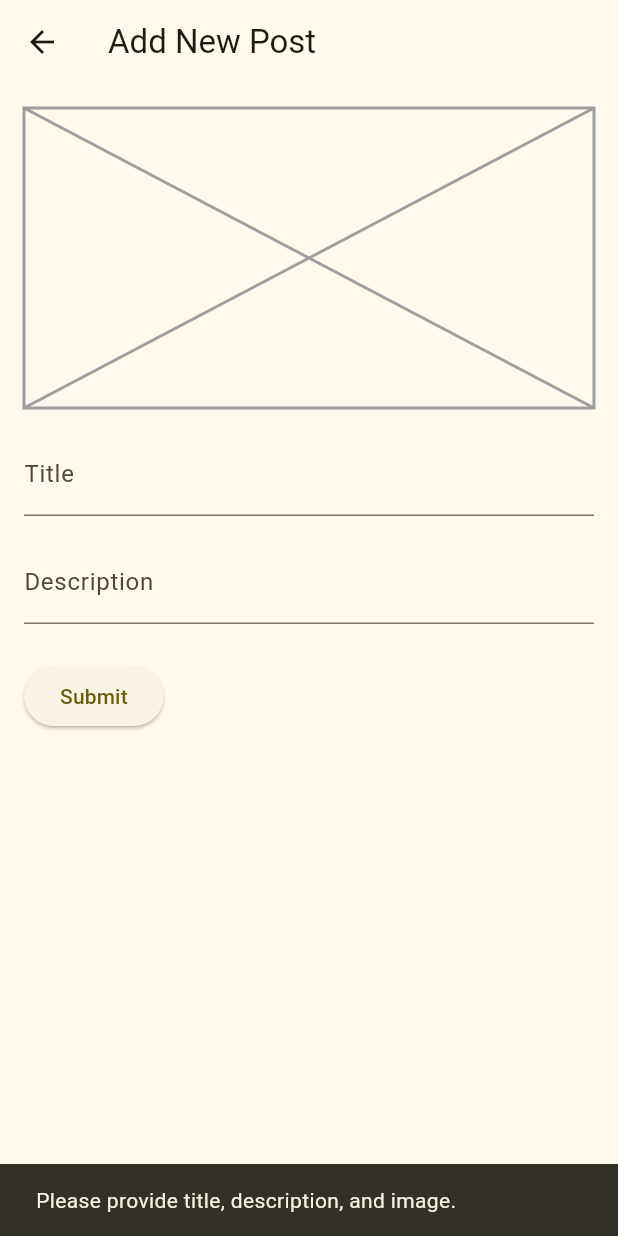
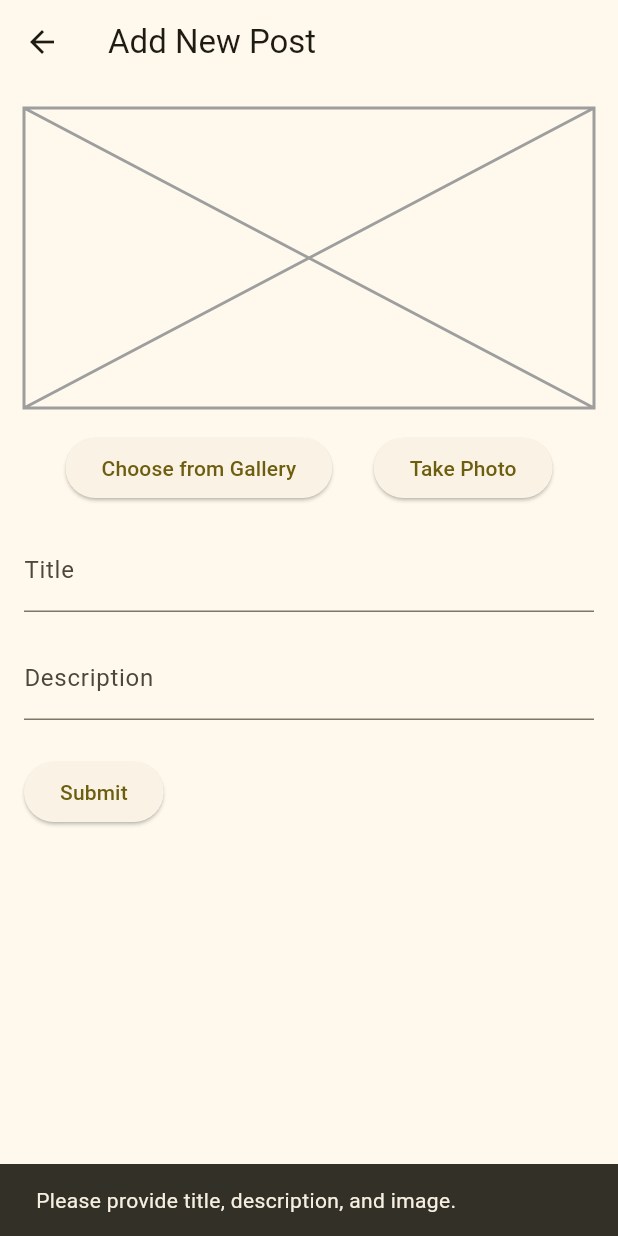
Before and after one commit to sahanyugantha/7cc012-Blogger-App, a Flutter app: the AddPostPage screen opened directly, after a tap on "Submit", on a phone screen of 412 x 824 dp. Run offline on Flutter 3.47's test engine with Material 3 defaults, Android fonts, the phone set to English and light mode, and no system bars; our stand-ins replace image_picker, permission_handler, shared_preferences; accounts and stored records are empty; network calls fail.

Commit message:
post insert with image done

```diff
--- a/lib/ApiService.dart
+++ b/lib/ApiService.dart
@@ -8,7 +8,8 @@ import 'dart:io';
 
 class ApiService {
   // static const String baseUrl = 'http://localhost:3000'; //  API base URL
-  static const String baseUrl = 'http://10.0.2.2:3000'; // localhost API base URL for Android
+  //static const String baseUrl = 'http://10.0.2.2:3000'; // localhost API base URL for Android
+  static const String baseUrl = 'http://192.168.0.188:3000'; // localhost API base URL of my network
 
   // Fetch all blog posts from the API
   static Future<List<BlogPost>> fetchBlogPosts() async {
@@ -92,7 +93,7 @@ class ApiService {
  */
   static Future<void> addPost(String title, String description, File? imageFile, int id) async {
     try {
-      var uri = Uri.parse('http://10.0.2.2:3000/posts');
+      var uri = Uri.parse('$baseUrl/posts');
       var request = http.MultipartRequest('POST', uri);
       request.fields['title'] = title;
       request.fields['description'] = description;
--- a/lib/add_post_screen.dart
+++ b/lib/add_post_screen.dart
@@ -1,10 +1,8 @@
 import 'dart:io';
 
-import 'package:blogger/userdata.dart';
 import 'package:flutter/material.dart';
 import 'package:image_picker/image_picker.dart';
 import 'package:permission_handler/permission_handler.dart';
-import 'package:shared_preferences/shared_preferences.dart';
 
 import 'ApiService.dart';
 import 'blog_post.dart';
@@ -16,26 +14,24 @@ class AddPostPage extends StatefulWidget {
 }
 
 class _AddPostPageState extends State<AddPostPage> {
-
   final TextEditingController _titleController = TextEditingController();
   final TextEditingController _descriptionController = TextEditingController();
-  File? _imageFile; // Holds the selected image file
-  int? _userId; // Holds the logged-in user's ID
-  bool _hasPermission = false;
+  File? _imageFile;
+  int? _userId;
+  bool _hasStoragePermission = false;
+  bool _hasCameraPermission = false;
+  bool _hasPhotosPermission = false;
 
   @override
   void initState() {
     super.initState();
     _loadUserId();
-    _checkPermission();
+    _checkPermissions();
   }
 
   Future<void> _loadUserId() async {
-    dynamic userDataString = await ApiService.getUserData();
-    UserData userData = UserData.fromJson(userDataString);
-    setState(() {
-      _userId = userData.id;
-    });
+    // Simulate fetching user ID from an API or local storage
+    _userId = 1; // Replace with your actual logic
   }
 
   @override
@@ -45,14 +41,13 @@ class _AddPostPageState extends State<AddPostPage> {
         title: Text('Add New Post'),
       ),
       body: SingleChildScrollView(
-        child: Padding(
-          padding: EdgeInsets.all(16.0),
+        padding: const EdgeInsets.all(16.0),
         child: Column(
           crossAxisAlignment: CrossAxisAlignment.start,
           children: [
             GestureDetector(
               onTap: () {
-                  _pickImage(); // Open image picker on tap
+                _pickImage(ImageSource.gallery);
               },
               child: _imageFile != null
                   ? Image.file(_imageFile!)
@@ -61,39 +56,65 @@ class _AddPostPageState extends State<AddPostPage> {
                 color: Colors.grey,
               ),
             ),
-              SizedBox(height: 16.0),
+            const SizedBox(height: 16.0),
+            Row(
+              mainAxisAlignment: MainAxisAlignment.spaceEvenly,
+              children: [
+                ElevatedButton(
+                  onPressed: () {
+                    _pickImage(ImageSource.gallery);
+                  },
+                  child: const Text('Choose from Gallery'),
+                ),
+                ElevatedButton(
+                  onPressed: () {
+                    _pickImage(ImageSource.camera);
+                  },
+                  child: const Text('Take Photo'),
+                ),
+              ],
+            ),
+            const SizedBox(height: 16.0),
             TextField(
               controller: _titleController,
-                decoration: InputDecoration(labelText: 'Title'),
+              decoration: const InputDecoration(labelText: 'Title'),
             ),
-              SizedBox(height: 16.0),
+            const SizedBox(height: 16.0),
             TextField(
               controller: _descriptionController,
-                decoration: InputDecoration(labelText: 'Description'),
+              decoration: const InputDecoration(labelText: 'Description'),
             ),
-              SizedBox(height: 24.0),
+            const SizedBox(height: 24.0),
             ElevatedButton(
               onPressed: () {
                 _submitPost();
               },
-                child: Text('Submit'),
+              child: const Text('Submit'),
             ),
           ],
-          ),
         ),
       ),
     );
   }
 
-  Future<void> _pickImage() async {
-    if (!_hasPermission) {
-      // Handle permission denied
-      print("NO PERMISSION *****************************");
+  Future<void> _pickImage(ImageSource source) async {
+    bool hasPermission = false;
+
+    if (source == ImageSource.gallery) {
+      hasPermission = _hasStoragePermission || _hasPhotosPermission;
+    } else if (source == ImageSource.camera) {
+      hasPermission = _hasCameraPermission;
+    }
+
+    if (!hasPermission) {
+      _showSnackBar(
+        source == ImageSource.camera ? 'Camera permission required.' : 'Storage permission required.',
+      );
       return;
     }
 
     final picker = ImagePicker();
-    final pickedImage = await picker.pickImage(source: ImageSource.gallery);
+    final pickedImage = await picker.pickImage(source: source);
 
     if (pickedImage != null) {
       setState(() {
@@ -102,58 +123,48 @@ class _AddPostPageState extends State<AddPostPage> {
     }
   }
 
-  Future<void> _checkPermission() async {
-    var status = await Permission.storage.status;
-    if (!status.isGranted) {
-      status = await Permission.storage.request();
-    }
+  Future<void> _checkPermissions() async {
+    final storageStatus = await Permission.storage.request();
+    final hasStoragePermission = storageStatus.isGranted;
+
+    final cameraStatus = await Permission.camera.request();
+    final hasCameraPermission = cameraStatus.isGranted;
+
+    final photosStatus = await Permission.photos.request();
+    final hasPhotosPermission = photosStatus.isGranted;
+
     setState(() {
-      _hasPermission = status.isGranted;
+      _hasStoragePermission = hasStoragePermission;
+      _hasCameraPermission = hasCameraPermission;
+      _hasPhotosPermission = hasPhotosPermission;
     });
   }
 
   void _submitPost() {
-    // Get values from text controllers
-    String title = _titleController.text.trim();
-    String description = _descriptionController.text.trim();
+    final title = _titleController.text.trim();
+    final description = _descriptionController.text.trim();
 
-    print("DATA ************---> title $title description $description userID $_userId");
-
-    // Validate input (add more validation as needed)
-   // if (title.isEmpty || description.isEmpty || _imageFile == null || _userId == null) {
-    if (title.isEmpty || description.isEmpty || _userId == null) {
-      // Handle validation error (show error message)
-      _showSnackBar("Please provide title, description, and image.");
+    if (title.isEmpty || description.isEmpty || _imageFile == null || _userId == null) {
+      _showSnackBar('Please provide title, description, and image.');
       return;
     }
 
-    // Send data to API
-    _sendPostToApi(title, description, _imageFile, _userId!);
+    _sendPostToApi(title, description, _imageFile!, _userId!);
   }
 
-  void _sendPostToApi(String title, String description, File? imageFile, int userId) {
-    ApiService.addPost(title, description, imageFile, userId)
-        .then((_) async {
-      _showSnackBar("Blog post created!");
-      // Clear input fields and image after successful submission
-      _titleController.clear();
-      _descriptionController.clear();
-      setState(() {
-        _imageFile = null;
-      });
-
+  void _sendPostToApi(String title, String description, File imageFile, int userId) {
+    ApiService.addPost(title, description, imageFile, userId).then((_) async {
+      _showSnackBar('Blog post created!');
+      _clearInputs();
       final List<BlogPost> blogPosts = await ApiService.fetchBlogPosts();
       Navigator.pushReplacement(
         context,
         MaterialPageRoute(
-          builder: (context) => MyHomePage(
-            blogPosts: blogPosts,
-          ),
+          builder: (context) => MyHomePage(blogPosts: blogPosts),
         ),
       );
-    })
-        .catchError((error) {
-      _showSnackBar("Failed to create blog post. Error: ${error.toString()}");
+    }).catchError((error) {
+      _showSnackBar('Failed to create blog post. Error: ${error.toString()}');
     });
   }
 
@@ -161,8 +172,23 @@ class _AddPostPageState extends State<AddPostPage> {
     ScaffoldMessenger.of(context).showSnackBar(
       SnackBar(
         content: Text(message),
-        duration: Duration(seconds: 2),
+        duration: const Duration(seconds: 2),
       ),
     );
   }
+
+  void _clearInputs() {
+    _titleController.clear();
+    _descriptionController.clear();
+    setState(() {
+      _imageFile = null;
+    });
   }
+
+  @override
+  void dispose() {
+    _titleController.dispose();
+    _descriptionController.dispose();
+    super.dispose();
+  }
+}
--- a/pubspec.yaml
+++ b/pubspec.yaml
@@ -32,8 +32,9 @@ dependencies:
     sdk: flutter
   http: ^1.2.1
   shared_preferences: ^2.0.8
-  image_picker: ^0.8.4+4
-  permission_handler: ^10.3.0
+  image_picker: ^1.1.0
+  permission_handler: ^11.3.1
+
 
 
   # The following adds the Cupertino Icons font to your application.
```
Also changed, not shown: pubspec.lock, 7 other files. Lines whose indentation alone changed are shown as unchanged.
